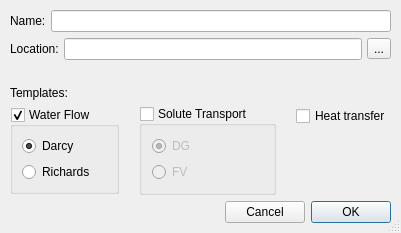
Old version of the form src/ModelEditor/ui/dialogs/new_file_dialog.ui in the repository GeoMop/GeoMop.
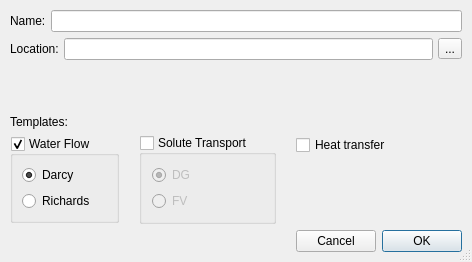
New version of the form.

Commit message: Fixed non resizing buttons. Enabled window resizing.

Diff of the .ui file:
```diff
--- a/src/ModelEditor/ui/dialogs/new_file_dialog.ui
+++ b/src/ModelEditor/ui/dialogs/new_file_dialog.ui
@@ -14,7 +14,7 @@
    </rect>
   </property>
   <property name="sizePolicy">
-   <sizepolicy hsizetype="Minimum" vsizetype="Fixed">
+   <sizepolicy hsizetype="Minimum" vsizetype="Minimum">
     <horstretch>0</horstretch>
     <verstretch>0</verstretch>
    </sizepolicy>
@@ -48,7 +48,7 @@
     <number>6</number>
    </property>
    <property name="sizeConstraint">
-    <enum>QLayout::SetFixedSize</enum>
+    <enum>QLayout::SetDefaultConstraint</enum>
    </property>
    <property name="leftMargin">
     <number>10</number>
@@ -390,10 +390,10 @@
      </item>
     </layout>
    </item>
-   <item>
+   <item alignment="Qt::AlignLeft">
     <widget class="QDialogButtonBox" name="button_box">
      <property name="sizePolicy">
-      <sizepolicy hsizetype="Fixed" vsizetype="Fixed">
+      <sizepolicy hsizetype="Preferred" vsizetype="Preferred">
        <horstretch>0</horstretch>
        <verstretch>0</verstretch>
       </sizepolicy>
```
